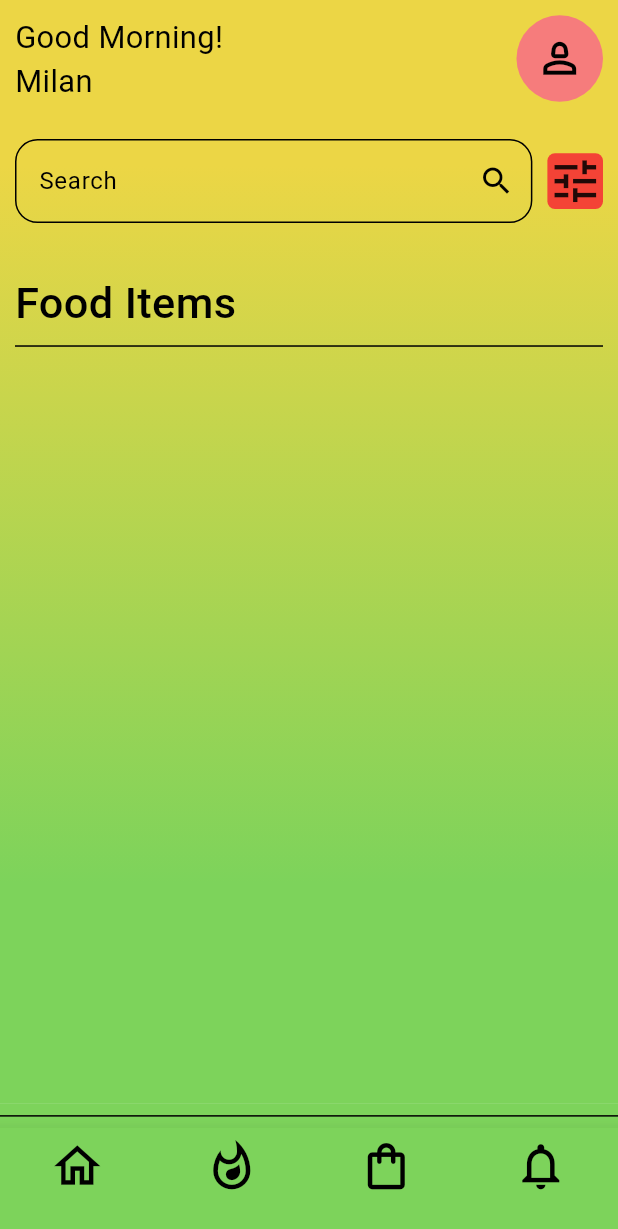
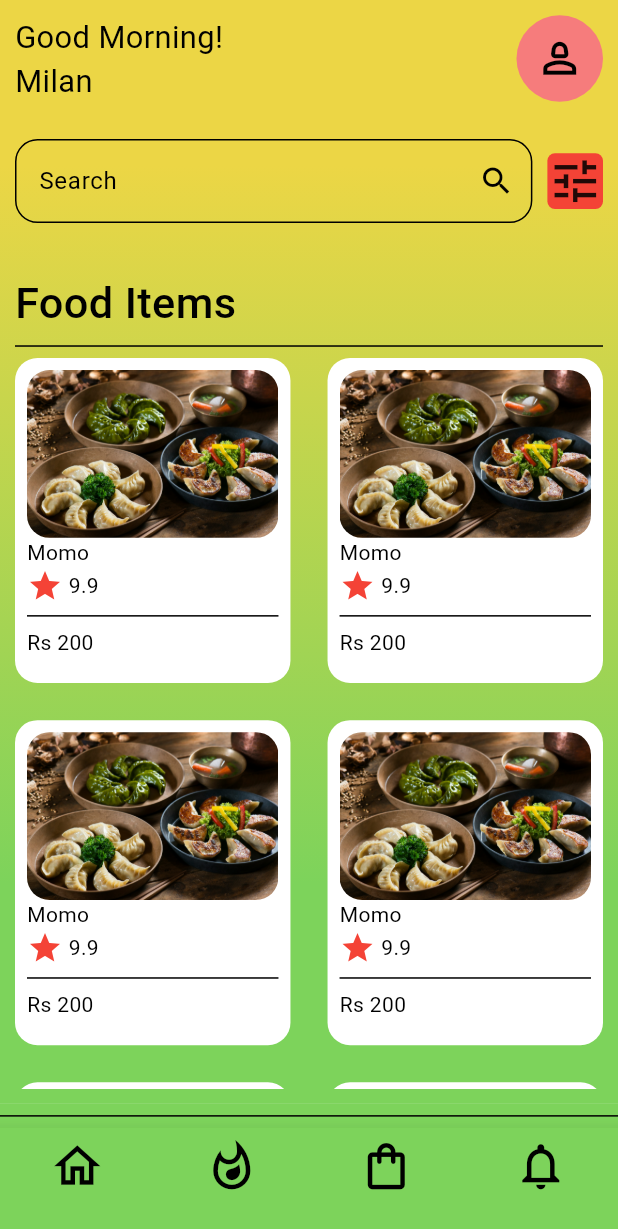
Before and after one commit to Milan-Tmg/Online-Food-Delivery, a Flutter app: the Homepage screen opened directly, on a phone screen of 412 x 824 dp. Shown: the top 1229 px of the screen. Run offline on Flutter 3.47's test engine with Material 3 defaults, Android fonts, the phone set to English and light mode, and no system bars; our stand-ins replace flutter_riverpod.

Commit message:
gardai jum herdai jum

```diff
--- /dev/null
+++ b/lib/pages/home/menu/food_items.dart
@@ -0,0 +1,57 @@
+import "package:flutter/material.dart";
+import "package:online_food_order/pages/home/menu/food_details.dart";
+import "../../../app_height_width.dart";
+
+class FoodItems extends StatelessWidget {
+  const FoodItems({super.key});
+
+  @override
+  Widget build(BuildContext context) {
+    return GridView(
+        gridDelegate: SliverGridDelegateWithFixedCrossAxisCount(
+          crossAxisCount: 2,
+          mainAxisSpacing: App_size.app_height * 0.03,
+          crossAxisSpacing: App_size.app_height * 0.03,
+          childAspectRatio: 1/1.18,
+        ),
+        children: List.generate(10,(index){
+          return GestureDetector(
+
+            onTap: (){
+              Navigator.push(
+                context,
+                MaterialPageRoute(builder: (context) => FoodDetails()),
+              );
+            },
+            child: Container(
+              padding: EdgeInsets.all(8),
+              decoration: BoxDecoration(
+                color: Colors.white,
+                borderRadius: BorderRadius.circular(15),
+              ),
+              child: Column(
+                crossAxisAlignment: CrossAxisAlignment.start,
+                children: [
+                  ClipRRect(
+                    borderRadius: BorderRadius.circular(15),
+                    child: Container(
+                      child: Image.asset("images/place_holder.jpg"),
+                    ),
+                  ),
+                  Text("Momo"),
+                  Row(
+                    children: [
+                      Icon(Icons.star, color: Colors.red),
+                      Text(" 9.9"),
+                    ],
+                  ),
+                  Divider(),
+                  Text("Rs 200"),
+                ],
+              ),
+            ),
+          );
+        })
+    );
+  }
+}
--- a/lib/pages/home/menu/menu_page.dart
+++ b/lib/pages/home/menu/menu_page.dart
@@ -1,5 +1,6 @@
 import "package:flutter/material.dart";
 import "package:online_food_order/app_height_width.dart";
+import "package:online_food_order/pages/home/menu/food_items.dart";
 import "package:online_food_order/pages/home/menu/search_filter.dart";
 import "package:online_food_order/pages/home/menu/time.dart";
 
@@ -53,7 +54,7 @@ class MenuPage extends StatelessWidget {
             SearchFilter(),
             SizedBox(height: App_size.app_height*0.04),
 
-            // --------- displaying food items
+            // --------- divider (just divides page into two sectoins)
             Text("Food Items",
             style: TextStyle(fontSize: App_size.app_height*0.035, fontWeight: FontWeight.w500),
             ),
@@ -61,7 +62,10 @@ class MenuPage extends StatelessWidget {
           ],
         ),
 
-        //GridView(gridDelegate: gridDelegate)
+        // -------------- displaying food items
+        Expanded(
+          child: FoodItems(),
+        ),
       ],
     );
   }
```
Also changed, not shown: lib/pages/home/menu/food_details.dart (added, +155 -0 lines), images/place_holder.jpg (added).
